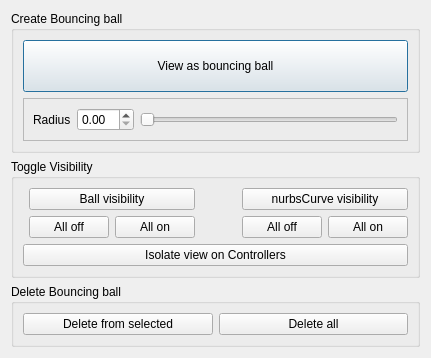
JaimeFlorian27/bouncingBallVisualizer, file bouncingBallVisualizer/ui/main.ui: the form before one commit.
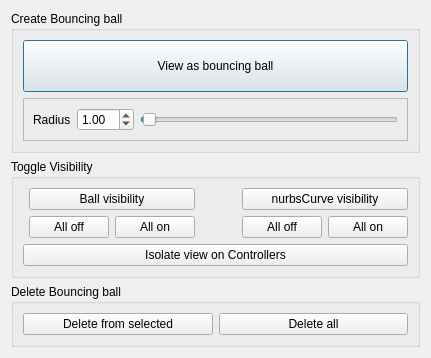
The form after the commit.

Commit message: Almost finished, fix isolate view and slider

Diff of the .ui file:
```diff
--- a/bouncingBallVisualizer/ui/main.ui
+++ b/bouncingBallVisualizer/ui/main.ui
@@ -56,10 +56,26 @@
           </widget>
          </item>
          <item>
-          <widget class="QDoubleSpinBox" name="radiusSpinBox"/>
+          <widget class="QDoubleSpinBox" name="radiusSpinBox">
+           <property name="minimum">
+            <double>0.010000000000000</double>
+           </property>
+           <property name="maximum">
+            <double>98.989999999999995</double>
+           </property>
+           <property name="value">
+            <double>1.000000000000000</double>
+           </property>
+          </widget>
          </item>
          <item>
           <widget class="QSlider" name="radiusSlider">
+           <property name="value">
+            <number>1</number>
+           </property>
+           <property name="sliderPosition">
+            <number>1</number>
+           </property>
            <property name="orientation">
             <enum>Qt::Horizontal</enum>
            </property>
```
The commit also changes 3 other files.
